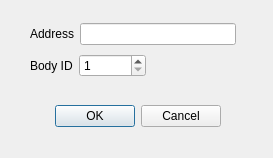
First picture: the form in neurolabi/gui/dvidobjectdialog.ui, repository janelia-flyem/NeuTu, before the edit.
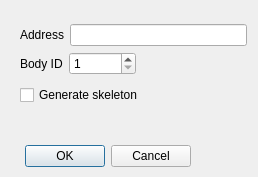
Second picture: the form after the edit.

```diff
--- a/neurolabi/gui/dvidobjectdialog.ui
+++ b/neurolabi/gui/dvidobjectdialog.ui
@@ -6,8 +6,8 @@
    <rect>
     <x>0</x>
     <y>0</y>
-    <width>273</width>
-    <height>158</height>
+    <width>258</width>
+    <height>177</height>
    </rect>
   </property>
   <property name="windowTitle">
@@ -16,8 +16,8 @@
   <widget class="QDialogButtonBox" name="buttonBox">
    <property name="geometry">
     <rect>
-     <x>50</x>
-     <y>100</y>
+     <x>20</x>
+     <y>140</y>
      <width>171</width>
      <height>32</height>
     </rect>
@@ -32,12 +32,14 @@
   <widget class="QWidget" name="">
    <property name="geometry">
     <rect>
-     <x>30</x>
+     <x>20</x>
      <y>20</y>
-     <width>206</width>
-     <height>61</height>
+     <width>227</width>
+     <height>89</height>
     </rect>
    </property>
+   <layout class="QVBoxLayout" name="verticalLayout_2">
+    <item>
    <layout class="QVBoxLayout" name="verticalLayout">
     <item>
      <layout class="QHBoxLayout" name="horizontalLayout">
@@ -86,6 +88,15 @@
        </spacer>
       </item>
      </layout>
+      </item>
+     </layout>
+    </item>
+    <item>
+     <widget class="QCheckBox" name="skeletonCheckBox">
+      <property name="text">
+       <string>Generate skeleton</string>
+      </property>
+     </widget>
     </item>
    </layout>
   </widget>
```
Lines whose indentation alone changed are shown as unchanged.
